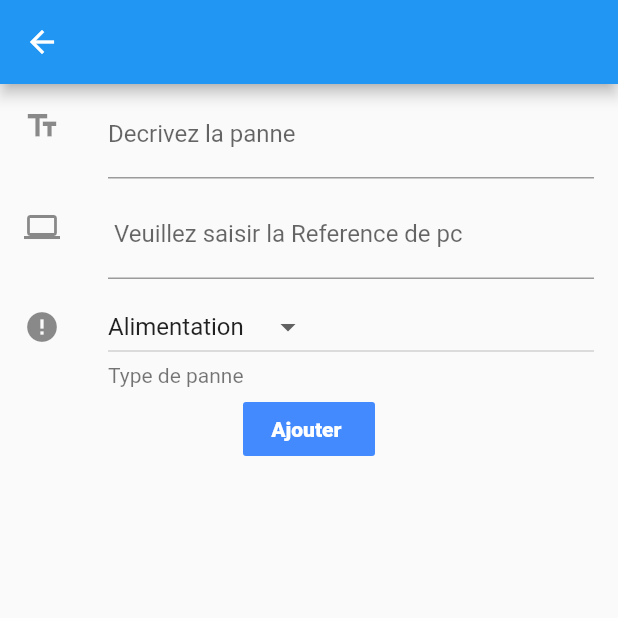
After one commit to Merrick17/easc_error, a Flutter app: the PannePage screen opened directly, on a phone screen of 412 x 824 dp, the top half of it. The commit adds this screen. Run offline on Flutter 3.47's test engine with Material 2 defaults, Android fonts, the phone set to English and light mode, and no system bars; our stand-ins replace firebase_database; accounts and stored records are empty.

Commit message:
updating again

```diff
--- a/lib/main.dart
+++ b/lib/main.dart
@@ -1,7 +1,6 @@
 import 'package:flutter/material.dart';
 import './ui/login.dart';
 import './ui/home.dart';
-import './ui/usersList.dart';
 
 void main() {
   runApp(new MaterialApp(
--- a/lib/models/panne.dart
+++ b/lib/models/panne.dart
@@ -23,7 +23,7 @@ class Panne {
       "Date": date,
       "refMoniteur": ref,
       "Technicien": tech,
-      "Adresse IP ": adrip,
+      "AdresseIP ": adrip,
       "Description": desc
     };
   }
--- a/lib/ui/historyList.dart
+++ b/lib/ui/historyList.dart
@@ -2,7 +2,6 @@ import 'package:firebase_database/firebase_database.dart';
 import 'package:flutter/material.dart';
 
 import 'package:firebase_database/ui/firebase_animated_list.dart';
-import 'users.dart';
 
 class HistList extends StatefulWidget {
   @override
--- /dev/null
+++ b/lib/ui/pannes.dart
@@ -0,0 +1,130 @@
+import 'package:flutter/material.dart';
+import '../models/panne.dart';
+import 'package:firebase_database/firebase_database.dart';
+
+class PannePage extends StatefulWidget {
+  @override
+  State<StatefulWidget> createState() {
+    // TODO: implement createState
+    return PannePageState();
+  }
+}
+
+class PannePageState extends State<PannePage> {
+  List _types = ["Alimentation", "Erreur Systeme", "Reseaux"];
+  List<DropdownMenuItem<String>> _dropDownMenuItems;
+  List<Panne> listUsers = List();
+  Panne pne;
+  String _post;
+  DatabaseReference dbref;
+  final FirebaseDatabase database = FirebaseDatabase.instance;
+  final GlobalKey<FormState> formKey = GlobalKey<FormState>();
+
+  @override
+  void initState() {
+    // TODO: implement initState
+    super.initState();
+    pne = new Panne(new DateTime.now().toString(), "", "", "", "");
+    dbref = database.reference().child("Pannes");
+    dbref.onChildAdded.listen(_entryAdded);
+    _dropDownMenuItems = getDropDownMenuItems();
+    _post = _dropDownMenuItems[0].value;
+  }
+
+  List<DropdownMenuItem<String>> getDropDownMenuItems() {
+    List<DropdownMenuItem<String>> items = new List();
+    for (String t in _types) {
+      // here we are creating the drop down menu items, you can customize the item right here
+      // but I'll just use a simple text for this
+      items.add(new DropdownMenuItem(value: t, child: new Text(t)));
+    }
+    return items;
+  }
+
+  @override
+  Widget build(BuildContext context) {
+    // TODO: implement build
+    return new Scaffold(
+      appBar: new AppBar(),
+      body: new Column(
+        children: <Widget>[
+          Flexible(
+            flex: 0,
+            child: Form(
+              child: Flex(
+                direction: Axis.vertical,
+                children: <Widget>[
+                  new ListTile(
+                    leading: new Icon(Icons.text_fields),
+                    title: TextFormField(
+                      initialValue: "",
+                      onSaved: (val) => pne.desc = val,
+                      validator: (val) => val == "" ? val : null,
+                      decoration: new InputDecoration(
+                          hintText: " Description",
+                          labelText: "Decrivez la panne "),
+                    ),
+                  ),
+                  new ListTile(
+                    leading: new Icon(Icons.computer),
+                    title: TextFormField(
+                      initialValue: "",
+                      onSaved: (val) => pne.ref = val,
+                      validator: (val) => val == "" ? val : null,
+                      decoration: new InputDecoration(
+                          hintText: "First Name",
+                          labelText: " Veuillez saisir la Reference de pc  "),
+                    ),
+                  ),
+                  new ListTile(
+                    leading: new Icon(Icons.error),
+                    title: new DropdownButton(
+                      items: _dropDownMenuItems,
+                      onChanged: changedDropDownItem,
+                      value: _post,
+                    ),
+                    subtitle: new Text("Type de panne "),
+                  ),
+                  new FlatButton(
+                    onPressed: () {
+                      _ajouterPanne();
+                    },
+                    child: new Text(
+                      "Ajouter ",
+                      style: new TextStyle(
+                          color: Colors.white, fontWeight: FontWeight.w800),
+                    ),
+                    color: Colors.blueAccent,
+                  )
+                ],
+              ),
+              key: formKey,
+            ),
+          )
+        ],
+      ),
+    );
+  }
+
+  void changedDropDownItem(String selectedPost) {
+    setState(() {
+      _post = selectedPost;
+    });
+  }
+
+  void _entryAdded(Event event) {
+    setState(() {
+      listUsers.add(Panne.fromSnapshot(event.snapshot));
+    });
+  }
+
+  void _ajouterPanne() {
+    final FormState form = formKey.currentState;
+    if (form.validate()) {
+      form.save();
+      form.reset();
+      // Save to DataBase
+      dbref.push().set(pne.toJson());
+    }
+  }
+}
--- a/lib/ui/usersList.dart
+++ b/lib/ui/usersList.dart
@@ -1,6 +1,6 @@
 import 'package:firebase_database/firebase_database.dart';
 import 'package:flutter/material.dart';
-import '../models/user.dart';
+
 import 'package:firebase_database/ui/firebase_animated_list.dart';
 import 'users.dart';
 
```
Also changed, not shown: lib/models/moniteur.dart (added, +28 -0 lines), lib/ui/PosteList.dart (+11 -12 lines), lib/ui/home.dart (+9 -3 lines), lib/ui/login.dart (+32 -25 lines), lib/ui/postes.dart (added, +112 -0 lines).
